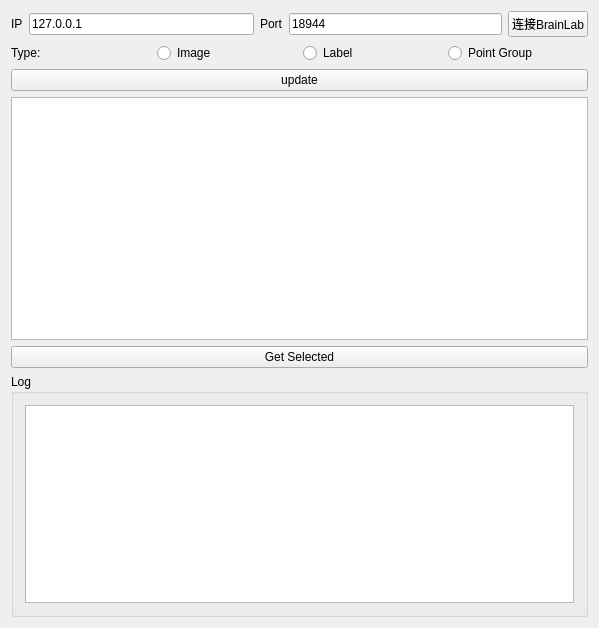
Qt form IGTLinkClientWidget.ui (QTCode/VisualIGTClient) before a commit.
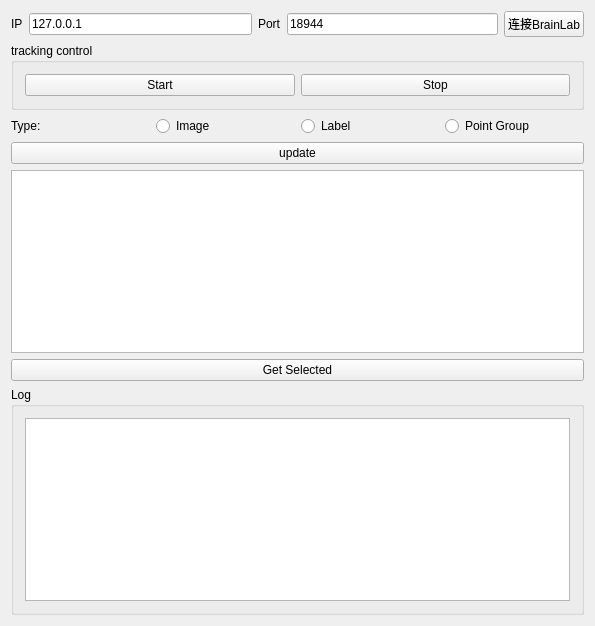
The same form after that commit.

Commit message: 添加请求数据接口

Diff of the .ui file:
```diff
--- a/IGTLinkClientWidget.ui
+++ b/IGTLinkClientWidget.ui
@@ -6,8 +6,8 @@
    <rect>
     <x>0</x>
     <y>0</y>
-    <width>599</width>
-    <height>628</height>
+    <width>595</width>
+    <height>626</height>
    </rect>
   </property>
   <property name="windowTitle">
@@ -61,6 +61,29 @@
      </item>
     </layout>
    </item>
+   <item>
+    <widget class="QGroupBox" name="groupBox_2">
+     <property name="title">
+      <string>tracking control</string>
+     </property>
+     <layout class="QHBoxLayout" name="horizontalLayout_5">
+      <item>
+       <widget class="QPushButton" name="startBtn">
+        <property name="text">
+         <string>Start</string>
+        </property>
+       </widget>
+      </item>
+      <item>
+       <widget class="QPushButton" name="stopBtn">
+        <property name="text">
+         <string>Stop</string>
+        </property>
+       </widget>
+      </item>
+     </layout>
+    </widget>
+   </item>
    <item>
     <layout class="QHBoxLayout" name="horizontalLayout_4">
      <item>
```
Left out of the diff: 8 changed lines with no effect on the pictures. The commit also changes 2 other files.
